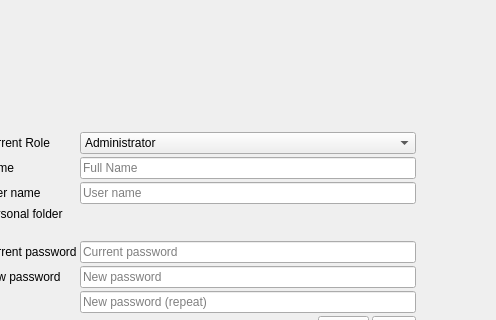
First picture: the form in src/usereditwidget.ui, repository RxLaboratory/Ramses-Client, before the edit; both pictures show x 235 to 731 and y 0 to 320 of the 868 by 486 pixel window.
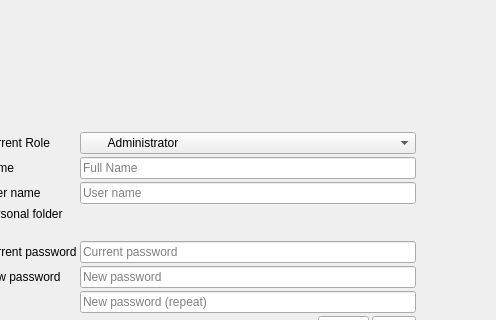
Second picture: the form after the edit. Icons and pictures are not drawn.

Commit message: fix combobox with icon ui

What changed in the file:
```diff
--- a/src/usereditwidget.ui
+++ b/src/usereditwidget.ui
@@ -61,7 +61,7 @@
       <widget class="QComboBox" name="roleBox">
        <item>
         <property name="text">
-         <string>Administrator</string>
+         <string>       Administrator</string>
         </property>
         <property name="icon">
          <iconset resource="resources.qrc">
```
Left out of the diff: 4 changed lines with no effect on the pictures. The commit also changes 1 other file.
